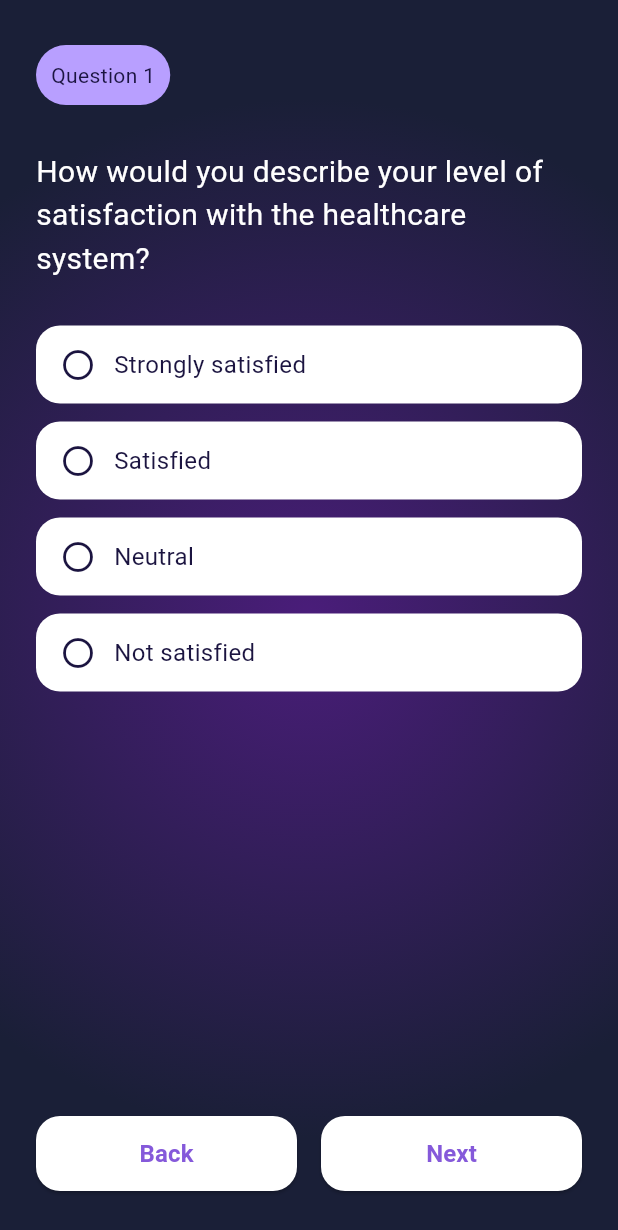
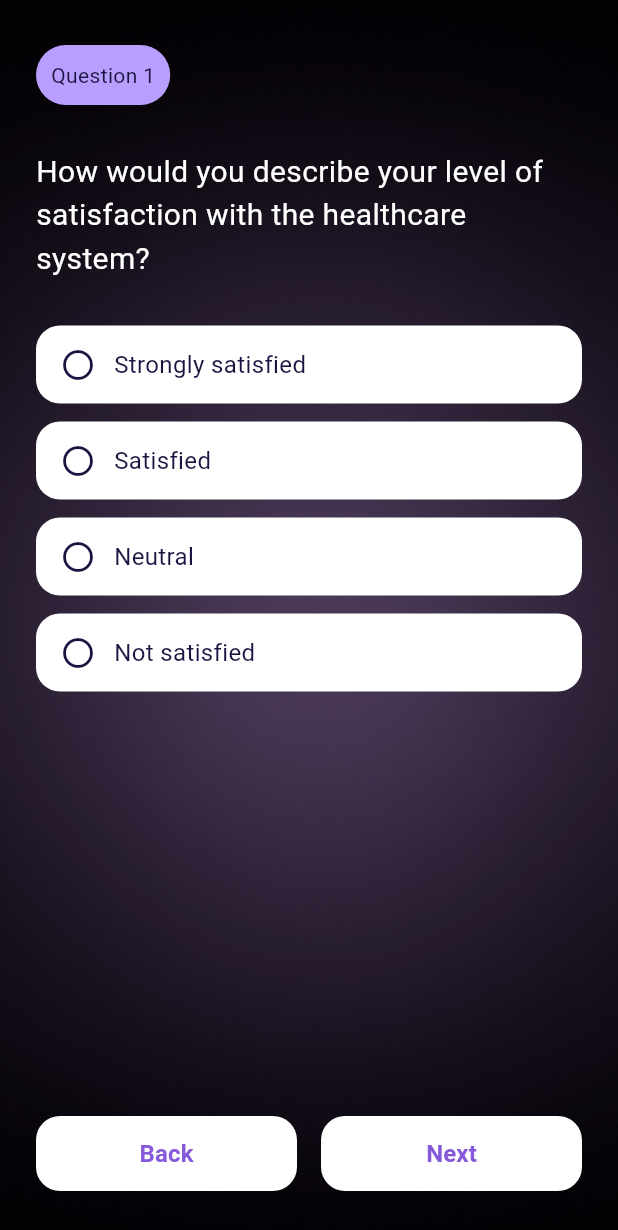
Before and after one commit to Mohamedatef27120/quiz_app, a Flutter app: the QuizScreen screen opened directly, on a phone screen of 412 x 824 dp. Shown: the top 1230 px of the screen. Run offline on Flutter 3.47's test engine with Material 3 defaults, Android fonts, the phone set to English and light mode, and no system bars.

```diff
--- a/lib/screens/thank_you_screen.dart
+++ b/lib/screens/thank_you_screen.dart
@@ -17,7 +17,7 @@ class ThankYouScreen extends StatelessWidget {
                 Icon(
                   Icons.check_circle_outline,
                   size: 100,
-                  color: Colors.greenAccent,
+                  color: Colors.greenAccent
                 ),
                 SizedBox(height: 24),
                 Text(
--- a/lib/widgets/app_background.dart
+++ b/lib/widgets/app_background.dart
@@ -9,14 +9,13 @@ class AppBackground extends StatelessWidget {
   Widget build(BuildContext context) {
     return Container(
       decoration: const BoxDecoration(
-        gradient: RadialGradient(
-          center: Alignment(0, 0),
-          radius: 1.2,
-          colors: [
-            Color(0xFF4A1D7A),
-            Color(0xFF1A1F37),
-          ],
-          stops: [0.0, 0.7],
+        image: DecorationImage(
+          image: AssetImage("assets/background.png"),
+          fit: BoxFit.cover,
+          colorFilter: ColorFilter.mode(
+            Colors.black,
+            BlendMode.colorDodge,
+          ),
         ),
       ),
       child: child,
--- a/pubspec.yaml
+++ b/pubspec.yaml
@@ -58,9 +58,8 @@ flutter:
   uses-material-design: true
 
   # To add assets to your application, add an assets section, like this:
-  # assets:
-  #   - images/a_dot_burr.jpeg
-  #   - images/a_dot_ham.jpeg
+  assets:
+       - assets/background.png
 
   # An image asset can refer to one or more resolution-specific "variants", see
   # https://flutter.dev/to/resolution-aware-images
```
Also changed, not shown: assets/background.png (added).
